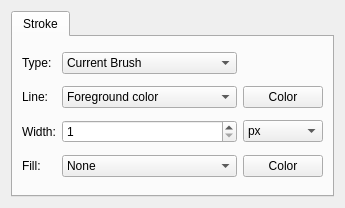
KDE/krita, file libs/ui/forms/wdgstrokeselectionproperties.ui: the form before one commit.
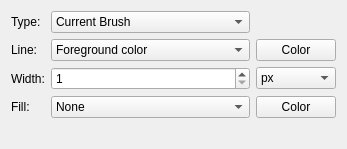
The form after the commit. Custom widgets are drawn as their Qt base class.

Commit message: Fix layout of the stroke selection dialog

```diff
--- a/libs/ui/forms/wdgstrokeselectionproperties.ui
+++ b/libs/ui/forms/wdgstrokeselectionproperties.ui
@@ -6,8 +6,8 @@
    <rect>
     <x>0</x>
     <y>0</y>
-    <width>334</width>
-    <height>208</height>
+    <width>347</width>
+    <height>149</height>
    </rect>
   </property>
   <property name="sizePolicy">
@@ -19,16 +19,8 @@
   <property name="windowTitle">
    <string>New Image</string>
   </property>
-  <layout class="QGridLayout" name="gridLayout_2">
-   <item row="0" column="0">
-    <widget class="QTabWidget" name="tabWidget">
-     <property name="currentIndex">
-      <number>0</number>
-     </property>
-     <widget class="QWidget" name="tab">
-      <attribute name="title">
-       <string>Stroke</string>
-      </attribute>
+  <layout class="QVBoxLayout" name="verticalLayout">
+   <item>
       <layout class="QGridLayout" name="gridLayout">
        <item row="0" column="0">
         <widget class="QLabel" name="label_2">
@@ -229,9 +221,20 @@
          </property>
         </widget>
        </item>
-      </layout>
-     </widget>
-    </widget>
+     <item row="4" column="1">
+      <spacer name="verticalSpacer">
+       <property name="orientation">
+        <enum>Qt::Vertical</enum>
+       </property>
+       <property name="sizeHint" stdset="0">
+        <size>
+         <width>20</width>
+         <height>40</height>
+        </size>
+       </property>
+      </spacer>
+     </item>
+    </layout>
    </item>
   </layout>
  </widget>
```
Lines whose indentation alone changed are shown as unchanged.
